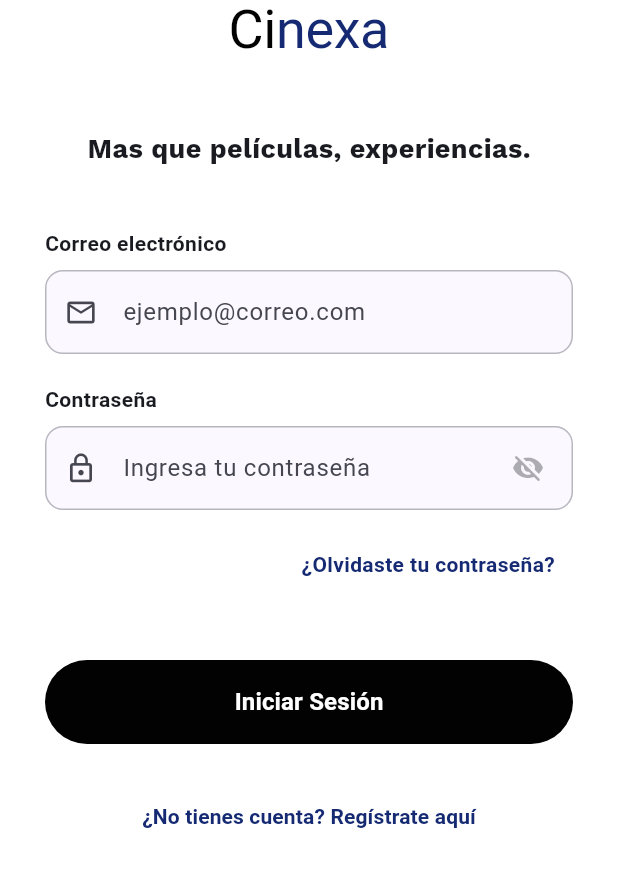
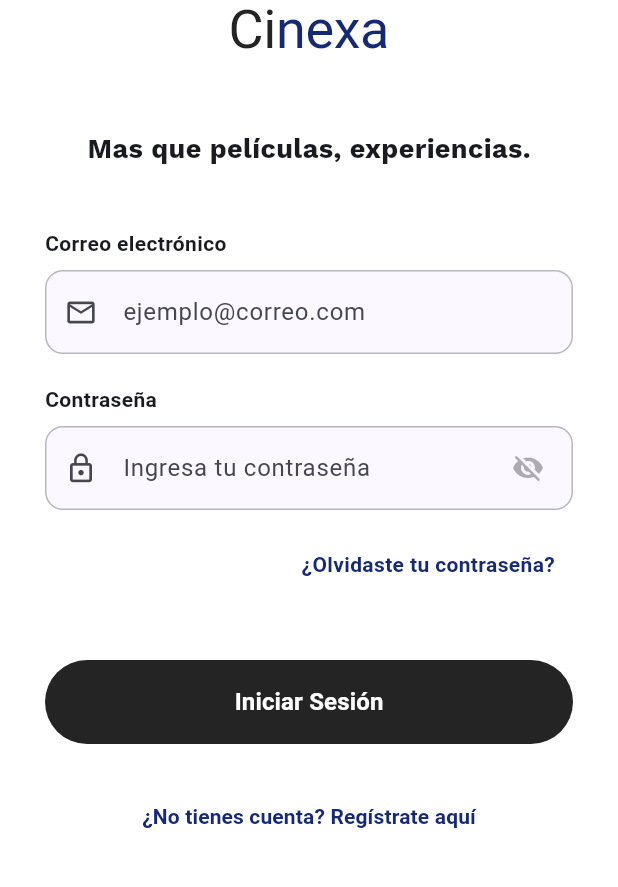
Before and after one commit to H0N3ys/Dreamers_Movies_App_Bv, a Flutter app: the screen it shows after launch, on a phone screen of 412 x 824 dp, the part 306-1193 px from its top. Run offline on Flutter 3.47's test engine with Material 3 defaults, Android fonts, the phone set to English and light mode, and no system bars; our stand-ins replace go_router; Roboto replaces fonts that are missing (Output).

Commit message:
Cambios en colores y .env

```diff
--- a/lib/resources/colors/colors.dart
+++ b/lib/resources/colors/colors.dart
@@ -3,5 +3,5 @@ import 'package:flutter/material.dart';
 class AppColors {
   static const Color primaryColor = Color(0xFFFFFFFF);
   static const Color secondaryColor = Color(0xFF152A72);
-  static const Color accentColor = Color(0xFF020202);
+  static const Color accentColor = Color(0xFF242424);
 }
```
